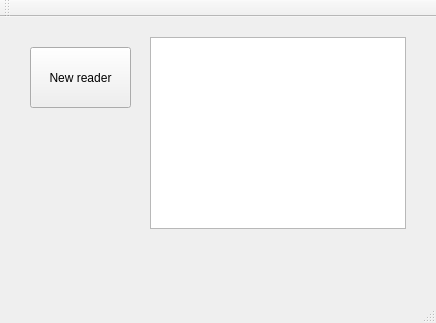
Before: the Qt Designer form ui/mainwindow.ui in minmaxv/leti_library_qt, drawn with Qt 5.
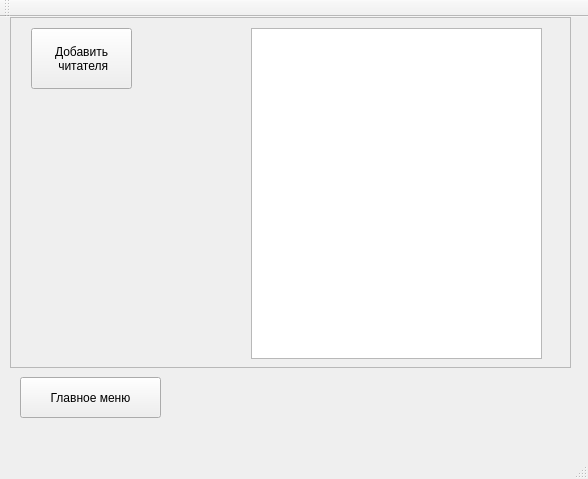
After: the same form once the commit is applied. The open tabs and pages were chosen to show the change.

Diff of the .ui file:
```diff
--- a/ui/mainwindow.ui
+++ b/ui/mainwindow.ui
@@ -6,8 +6,8 @@
    <rect>
     <x>0</x>
     <y>0</y>
-    <width>436</width>
-    <height>323</height>
+    <width>588</width>
+    <height>479</height>
    </rect>
   </property>
   <property name="windowTitle">
@@ -19,10 +19,13 @@
      <rect>
       <x>10</x>
       <y>0</y>
-      <width>401</width>
-      <height>251</height>
+      <width>561</width>
+      <height>351</height>
      </rect>
     </property>
+    <property name="frameShape">
+     <enum>QFrame::StyledPanel</enum>
+    </property>
     <property name="currentIndex">
      <number>1</number>
     </property>
@@ -58,10 +61,10 @@
      <widget class="QTableView" name="tableView">
       <property name="geometry">
        <rect>
-        <x>140</x>
-        <y>20</y>
-        <width>256</width>
-        <height>192</height>
+        <x>240</x>
+        <y>10</y>
+        <width>291</width>
+        <height>331</height>
        </rect>
       </property>
      </widget>
@@ -69,13 +72,14 @@
       <property name="geometry">
        <rect>
         <x>20</x>
-        <y>30</y>
+        <y>10</y>
         <width>101</width>
         <height>61</height>
        </rect>
       </property>
       <property name="text">
-       <string>New reader</string>
+       <string>Добавить
+ читателя</string>
       </property>
      </widget>
     </widget>
@@ -257,6 +261,22 @@
      </widget>
     </widget>
    </widget>
+   <widget class="QPushButton" name="mainmenuButton">
+    <property name="enabled">
+     <bool>true</bool>
+    </property>
+    <property name="geometry">
+     <rect>
+      <x>20</x>
+      <y>360</y>
+      <width>141</width>
+      <height>41</height>
+     </rect>
+    </property>
+    <property name="text">
+     <string>Главное меню</string>
+    </property>
+   </widget>
   </widget>
   <widget class="QMenuBar" name="menuBar">
    <property name="geometry">
```
Left out of the diff: 18 changed lines with no effect on the pictures.
